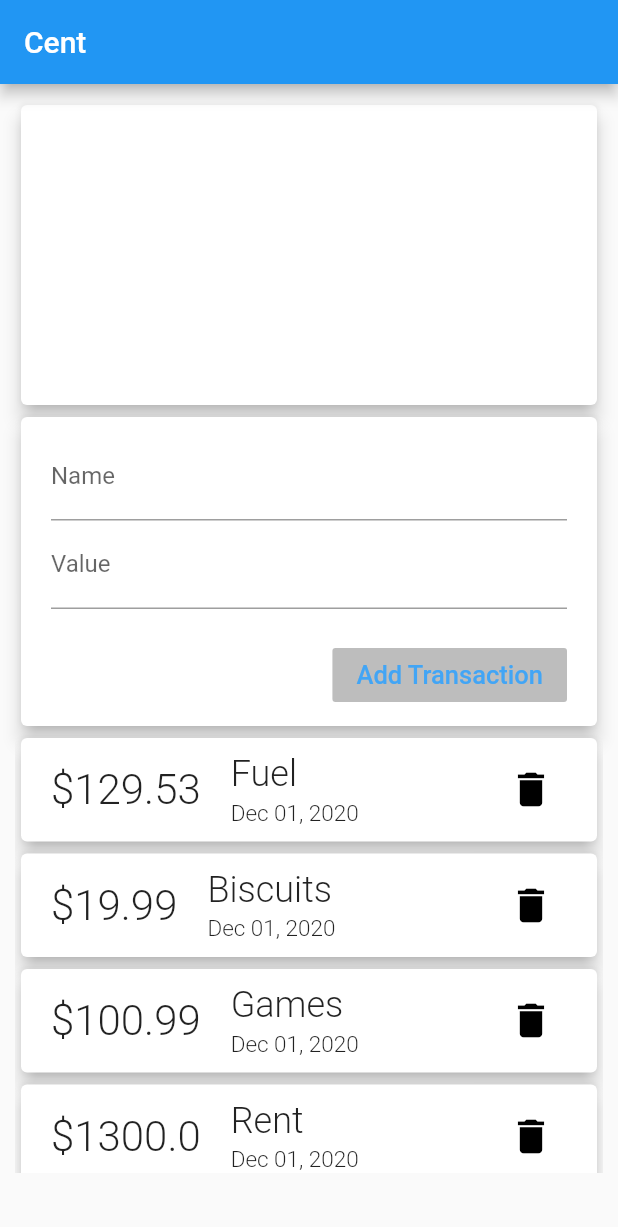
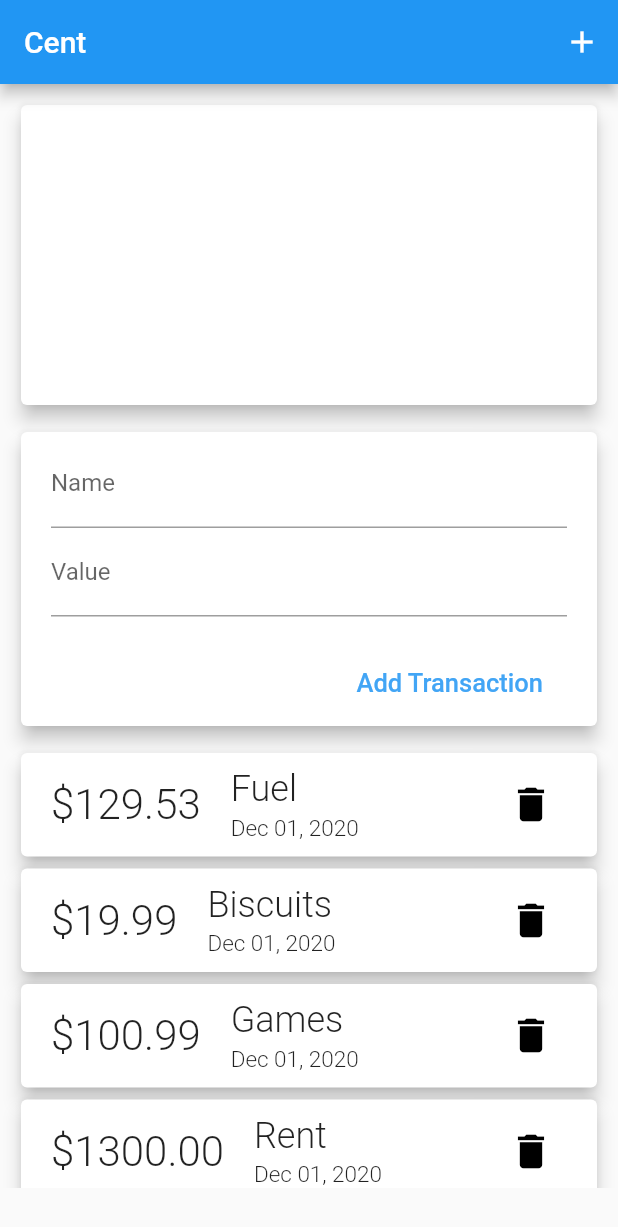
Before and after one commit to shi-ivam/cent, a Flutter app: the screen it shows after launch, after a tap on "Add Transaction", on a phone screen of 412 x 824 dp. Shown: the top 1227 px of the screen. Run offline on Flutter 3.47's test engine with Material 2 defaults, Android fonts, the phone set to English and light mode, and no system bars.

Commit message:
Styling and Refactoring

```diff
--- a/lib/main.dart
+++ b/lib/main.dart
@@ -1,6 +1,5 @@
 import 'package:flutter/material.dart';
 import './widgets/user-transaction.dart';
-import './models/transaction.dart';
 
 void main() {
   runApp(MyApp());
@@ -15,19 +14,30 @@ class _MyAppState extends State<MyApp> {
   @override
   Widget build(BuildContext context) {
     return MaterialApp(
+      debugShowCheckedModeBanner: false,
       home: Scaffold(
         appBar: AppBar(
           title: Text('Cent'),
+          actions: [
+            IconButton(
+                icon: Icon(
+                  Icons.add,
+                  color: Colors.white,
+                ),
+                onPressed: null)
+          ],
         ),
         body: Container(
-          padding: EdgeInsets.all(10),
           child: Column(
             children: [
-              Card(
-                elevation: 5,
-                child: Container(
-                  height: 200,
-                  width: double.infinity,
+              Container(
+                padding: EdgeInsets.all(10),
+                child: Card(
+                  elevation: 5,
+                  child: Container(
+                    height: 200,
+                    width: double.infinity,
+                  ),
                 ),
               ),
               UserTransaction(),
--- a/lib/widgets/add-transaction.dart
+++ b/lib/widgets/add-transaction.dart
@@ -5,6 +5,16 @@ class Add extends StatelessWidget {
   final valueController;
   final Function addFunc;
   Add(this.nameController, this.valueController, this.addFunc);
+
+  void handleSubmit() {
+    if (this.nameController.text.toString().isEmpty ||
+        double.parse(this.valueController.text.toString()) <= 0) {
+      return;
+    }
+
+    addFunc();
+  }
+
   @override
   Widget build(BuildContext context) {
     return Column(
@@ -13,18 +23,21 @@ class Add extends StatelessWidget {
         TextField(
           decoration: InputDecoration(labelText: "Name"),
           controller: this.nameController,
+          keyboardType: TextInputType.text,
+          onSubmitted: (_) => handleSubmit(),
         ),
         TextField(
           decoration: InputDecoration(labelText: "Value"),
           controller: this.valueController,
+          keyboardType: TextInputType.numberWithOptions(decimal: true),
+          onSubmitted: (_) => handleSubmit(),
         ),
         Padding(
           padding: const EdgeInsets.fromLTRB(0, 20, 0, 0),
           child: Container(
             child: FlatButton(
-              color: Colors.black26,
               onPressed: () {
-                addFunc();
+                handleSubmit();
               },
               child: Text(
                 'Add Transaction',
--- a/lib/widgets/transactions.dart
+++ b/lib/widgets/transactions.dart
@@ -8,10 +8,10 @@ class Transactions extends StatelessWidget {
 
   @override
   Widget build(BuildContext context) {
-    return Column(
-      children: [
-        ...(this.transactions.map(
-              (e) => Card(
+    return ListView.builder(
+      padding: EdgeInsets.fromLTRB(10, 10, 10, 20),
+      itemBuilder: (ctx, index) {
+        return Card(
           child: Container(
             width: double.infinity,
             padding: EdgeInsets.symmetric(vertical: 10, horizontal: 20),
@@ -22,7 +22,8 @@ class Transactions extends StatelessWidget {
                   children: [
                     Container(
                       child: Text(
-                              '\$' + e.amount.toString(),
+                        '\$' +
+                            this.transactions[index].amount.toStringAsFixed(2),
                         style: TextStyle(
                             fontSize: 28, fontWeight: FontWeight.w300),
                       ),
@@ -37,19 +38,17 @@ class Transactions extends StatelessWidget {
                         mainAxisSize: MainAxisSize.min,
                         children: [
                           Text(
-                                  e.name.toString(),
+                            this.transactions[index].name.toString(),
                             style: TextStyle(
-                                      fontSize: 24,
-                                      fontWeight: FontWeight.w300),
+                                fontSize: 24, fontWeight: FontWeight.w300),
                           ),
                           Padding(
-                                  padding:
-                                      const EdgeInsets.fromLTRB(0, 3, 0, 0),
+                            padding: const EdgeInsets.fromLTRB(0, 3, 0, 0),
                             child: Text(
-                                    DateFormat('MMM dd, yyyy').format(e.date),
+                              DateFormat('MMM dd, yyyy')
+                                  .format(this.transactions[index].date),
                               style: TextStyle(
-                                        fontSize: 15,
-                                        fontWeight: FontWeight.w300),
+                                  fontSize: 15, fontWeight: FontWeight.w300),
                             ),
                           ),
                         ],
@@ -72,9 +71,9 @@ class Transactions extends StatelessWidget {
             ),
           ),
           elevation: 5,
-              ),
-            ))
-      ],
+        );
+      },
+      itemCount: this.transactions.length,
     );
   }
 }
--- a/lib/widgets/user-transaction.dart
+++ b/lib/widgets/user-transaction.dart
@@ -1,5 +1,3 @@
-import 'dart:ffi';
-
 import 'package:flutter/material.dart';
 import 'package:flutter/rendering.dart';
 import 'add-transaction.dart';
@@ -25,10 +23,13 @@ class _UserTransactionState extends State<UserTransaction> {
     setState(() {
       transactions.add(Transaction(
           id: 11,
-          amount: double.parse(valueController.text),
+          amount: double.parse(valueController.text.toString()),
           date: DateTime.now(),
           name: nameController.text.toString()));
     });
+
+    this.nameController.clear();
+    this.valueController.clear();
   }
 
   @override
@@ -36,16 +37,19 @@ class _UserTransactionState extends State<UserTransaction> {
     return Column(
       mainAxisAlignment: MainAxisAlignment.start,
       children: [
-        Card(
-          elevation: 5,
-          child: Container(
-            padding: EdgeInsets.fromLTRB(20, 10, 20, 10),
-            child: Add(nameController, valueController, addTransaction),
+        Container(
+          padding: EdgeInsets.fromLTRB(10, 0, 10, 0),
+          child: Card(
+            elevation: 5,
+            child: Container(
+              padding: EdgeInsets.fromLTRB(20, 5, 20, 5),
+              child: Add(nameController, valueController, addTransaction),
+            ),
           ),
         ),
         Container(
-          height: 294,
-          child: SingleChildScrollView(child: Transactions(this.transactions)),
+          height: 304,
+          child: Transactions(this.transactions),
         )
       ],
     );
```
Lines whose indentation alone changed are shown as unchanged.
